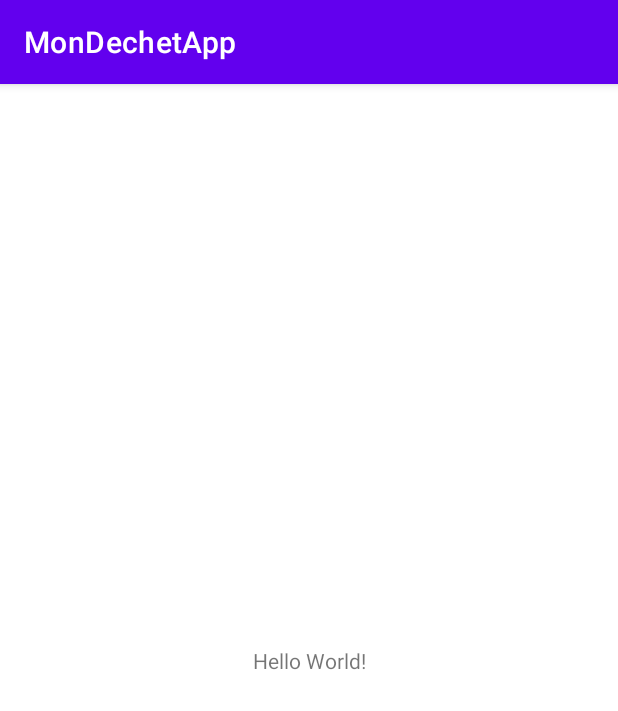
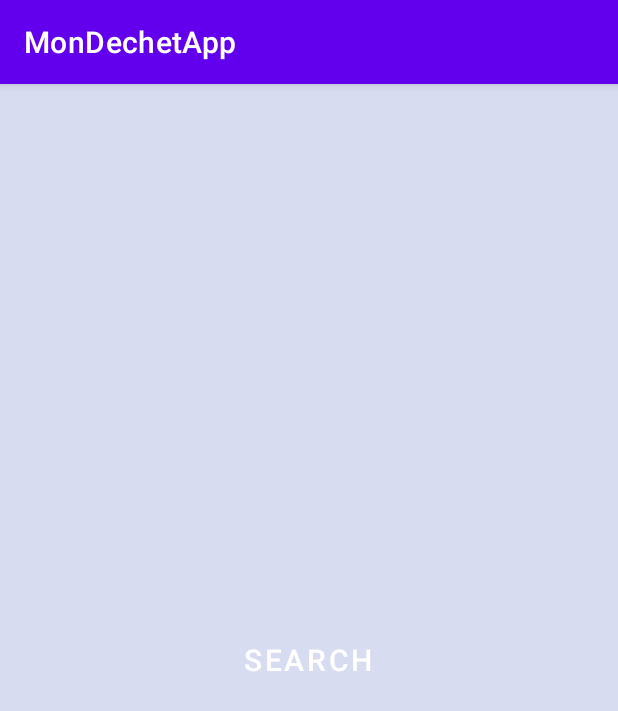
Before and after one commit to SuLois/MonDechetAPP, an Android app: the screen it shows after launch (MainActivity), on a phone screen of 412 x 824 dp. Shown: the top 711 px of the screen. Run offline under Robolectric (Android 15) with nearby library versions, the phone set to English and light mode, and no system bars.

Commit message:
Fragment 1 placé, bouton cliquable avec retour en log

```diff
--- a/app/build.gradle
+++ b/app/build.gradle
@@ -22,6 +22,8 @@ android {
             proguardFiles getDefaultProguardFile('proguard-android-optimize.txt'), 'proguard-rules.pro'
         }
     }
+
+
     compileOptions {
         sourceCompatibility JavaVersion.VERSION_1_8
         targetCompatibility JavaVersion.VERSION_1_8
--- a/app/src/main/java/com/example/mondechetapp/MainActivity.java
+++ b/app/src/main/java/com/example/mondechetapp/MainActivity.java
@@ -1,14 +1,22 @@
 package com.example.mondechetapp;
 
 import androidx.appcompat.app.AppCompatActivity;
+import android.os.Bundle;
+import android.util.Log;
+import android.view.View;
 
-import android.os.Bundle;
 
-public class MainActivity extends AppCompatActivity {
+public class MainActivity extends AppCompatActivity implements SearchFragment.OnButtonClickedListener {
 
     @Override
     protected void onCreate(Bundle savedInstanceState) {
         super.onCreate(savedInstanceState);
         setContentView(R.layout.activity_main);
+
+    }
+
+    @Override
+    public void onButtonClicked(View view) {
+        Log.e(getClass().getSimpleName(),"Button clicked !");
     }
 }
--- /dev/null
+++ b/app/src/main/java/com/example/mondechetapp/SearchFragment.java
@@ -0,0 +1,50 @@
+package com.example.mondechetapp;
+
+import android.content.Context;
+import android.os.Bundle;
+
+import androidx.fragment.app.Fragment;
+
+import android.util.Log;
+import android.view.LayoutInflater;
+import android.view.View;
+import android.view.ViewGroup;
+
+public class SearchFragment extends Fragment implements View.OnClickListener{
+
+    private OnButtonClickedListener mCallback;
+
+    public interface OnButtonClickedListener{
+        public void onButtonClicked(View view);
+    }
+
+    @Override
+    public View onCreateView(LayoutInflater inflater, ViewGroup container,
+                             Bundle savedInstanceState) {
+        // Inflate the layout for this fragment
+        View result = inflater.inflate(R.layout.fragment_search, container, false);
+        result.findViewById(R.id.search_button).setOnClickListener(this);
+
+        return result;
+    }
+
+    @Override
+    public void onAttach(Context context){
+        super.onAttach(context);
+
+        this.createCallbackToParentActivity();
+    }
+
+    private void createCallbackToParentActivity() {
+        try {
+            mCallback = (OnButtonClickedListener) getActivity();
+        }catch (ClassCastException e){
+            throw new ClassCastException(e.toString()+ " must implement OnButtonClickedListener");
+        }
+    }
+
+    @Override
+    public void onClick(View v){
+        Log.e(getClass().getSimpleName(),"Button clicked !");
+    }
+}
--- /dev/null
+++ b/app/src/main/res/drawable/ic_baseline_photo_camera_24.xml
@@ -0,0 +1,6 @@
+<vector android:height="24dp" android:tint="#000000"
+    android:viewportHeight="24" android:viewportWidth="24"
+    android:width="24dp" xmlns:android="http://schemas.android.com/apk/res/android">
+    <path android:fillColor="@android:color/white" android:pathData="M12,12m-3.2,0a3.2,3.2 0,1 1,6.4 0a3.2,3.2 0,1 1,-6.4 0"/>
+    <path android:fillColor="@android:color/white" android:pathData="M9,2L7.17,4L4,4c-1.1,0 -2,0.9 -2,2v12c0,1.1 0.9,2 2,2h16c1.1,0 2,-0.9 2,-2L22,6c0,-1.1 -0.9,-2 -2,-2h-3.17L15,2L9,2zM12,17c-2.76,0 -5,-2.24 -5,-5s2.24,-5 5,-5 5,2.24 5,5 -2.24,5 -5,5z"/>
+</vector>
--- /dev/null
+++ b/app/src/main/res/drawable/ic_baseline_search_24.xml
@@ -0,0 +1,5 @@
+<vector android:height="24dp" android:tint="#000000"
+    android:viewportHeight="24" android:viewportWidth="24"
+    android:width="24dp" xmlns:android="http://schemas.android.com/apk/res/android">
+    <path android:fillColor="@android:color/white" android:pathData="M15.5,14h-0.79l-0.28,-0.27C15.41,12.59 16,11.11 16,9.5 16,5.91 13.09,3 9.5,3S3,5.91 3,9.5 5.91,16 9.5,16c1.61,0 3.09,-0.59 4.23,-1.57l0.27,0.28v0.79l5,4.99L20.49,19l-4.99,-5zM9.5,14C7.01,14 5,11.99 5,9.5S7.01,5 9.5,5 14,7.01 14,9.5 11.99,14 9.5,14z"/>
+</vector>
--- /dev/null
+++ b/app/src/main/res/drawable/ic_baseline_settings_24.xml
@@ -0,0 +1,5 @@
+<vector android:height="24dp" android:tint="#000000"
+    android:viewportHeight="24" android:viewportWidth="24"
+    android:width="24dp" xmlns:android="http://schemas.android.com/apk/res/android">
+    <path android:fillColor="@android:color/white" android:pathData="M19.14,12.94c0.04,-0.3 0.06,-0.61 0.06,-0.94c0,-0.32 -0.02,-0.64 -0.07,-0.94l2.03,-1.58c0.18,-0.14 0.23,-0.41 0.12,-0.61l-1.92,-3.32c-0.12,-0.22 -0.37,-0.29 -0.59,-0.22l-2.39,0.96c-0.5,-0.38 -1.03,-0.7 -1.62,-0.94L14.4,2.81c-0.04,-0.24 -0.24,-0.41 -0.48,-0.41h-3.84c-0.24,0 -0.43,0.17 -0.47,0.41L9.25,5.35C8.66,5.59 8.12,5.92 7.63,6.29L5.24,5.33c-0.22,-0.08 -0.47,0 -0.59,0.22L2.74,8.87C2.62,9.08 2.66,9.34 2.86,9.48l2.03,1.58C4.84,11.36 4.8,11.69 4.8,12s0.02,0.64 0.07,0.94l-2.03,1.58c-0.18,0.14 -0.23,0.41 -0.12,0.61l1.92,3.32c0.12,0.22 0.37,0.29 0.59,0.22l2.39,-0.96c0.5,0.38 1.03,0.7 1.62,0.94l0.36,2.54c0.05,0.24 0.24,0.41 0.48,0.41h3.84c0.24,0 0.44,-0.17 0.47,-0.41l0.36,-2.54c0.59,-0.24 1.13,-0.56 1.62,-0.94l2.39,0.96c0.22,0.08 0.47,0 0.59,-0.22l1.92,-3.32c0.12,-0.22 0.07,-0.47 -0.12,-0.61L19.14,12.94zM12,15.6c-1.98,0 -3.6,-1.62 -3.6,-3.6s1.62,-3.6 3.6,-3.6s3.6,1.62 3.6,3.6S13.98,15.6 12,15.6z"/>
+</vector>
--- /dev/null
+++ b/app/src/main/res/drawable/ic_baseline_tips_and_updates_24.xml
@@ -0,0 +1,5 @@
+<vector android:height="24dp" android:tint="#000000"
+    android:viewportHeight="24" android:viewportWidth="24"
+    android:width="24dp" xmlns:android="http://schemas.android.com/apk/res/android">
+    <path android:fillColor="@android:color/white" android:pathData="M7,20h4c0,1.1 -0.9,2 -2,2S7,21.1 7,20zM5,19h8v-2H5V19zM16.5,9.5c0,3.82 -2.66,5.86 -3.77,6.5H5.27C4.16,15.36 1.5,13.32 1.5,9.5C1.5,5.36 4.86,2 9,2S16.5,5.36 16.5,9.5zM21.37,7.37L20,8l1.37,0.63L22,10l0.63,-1.37L24,8l-1.37,-0.63L22,6L21.37,7.37zM19,6l0.94,-2.06L22,3l-2.06,-0.94L19,0l-0.94,2.06L16,3l2.06,0.94L19,6z"/>
+</vector>
--- a/app/src/main/res/layout/activity_main.xml
+++ b/app/src/main/res/layout/activity_main.xml
@@ -1,18 +1,10 @@
 <?xml version="1.0" encoding="utf-8"?>
-<androidx.constraintlayout.widget.ConstraintLayout xmlns:android="http://schemas.android.com/apk/res/android"
-    xmlns:app="http://schemas.android.com/apk/res-auto"
-    xmlns:tools="http://schemas.android.com/tools"
-    android:layout_width="match_parent"
-    android:layout_height="match_parent"
-    tools:context=".MainActivity">
 
-    <TextView
-        android:layout_width="wrap_content"
-        android:layout_height="wrap_content"
-        android:text="Hello World!"
-        app:layout_constraintBottom_toBottomOf="parent"
-        app:layout_constraintEnd_toEndOf="parent"
-        app:layout_constraintStart_toStartOf="parent"
-        app:layout_constraintTop_toTopOf="parent" />
 
-</androidx.constraintlayout.widget.ConstraintLayout>
+
+    <fragment
+
+        android:layout_width="match_parent"
+        android:layout_height="match_parent"
+        xmlns:android="http://schemas.android.com/apk/res/android"
+        android:name="com.example.mondechetapp.SearchFragment"/>
--- /dev/null
+++ b/app/src/main/res/layout/fragment_search.xml
@@ -0,0 +1,19 @@
+<?xml version="1.0" encoding="utf-8"?>
+<LinearLayout xmlns:android="http://schemas.android.com/apk/res/android"
+    xmlns:tools="http://schemas.android.com/tools"
+    android:layout_width="match_parent"
+    android:layout_height="match_parent"
+    android:gravity="center"
+    tools:context=".SearchFragment"
+    android:background="#D8DCF0">
+
+    <!-- TODO: Update blank fragment layout -->
+    <Button
+        android:id="@+id/search_button"
+        android:layout_width="wrap_content"
+        android:layout_height="wrap_content"
+        android:text="Search"
+        android:background="#00000000"
+        android:textSize="20sp" />
+
+</LinearLayout>
--- a/app/src/main/res/values/strings.xml
+++ b/app/src/main/res/values/strings.xml
@@ -1,3 +1,5 @@
 <resources>
     <string name="app_name">MonDechetApp</string>
+    <!-- TODO: Remove or change this placeholder text -->
+    <string name="hello_blank_fragment">Hello blank fragment</string>
 </resources>
```
